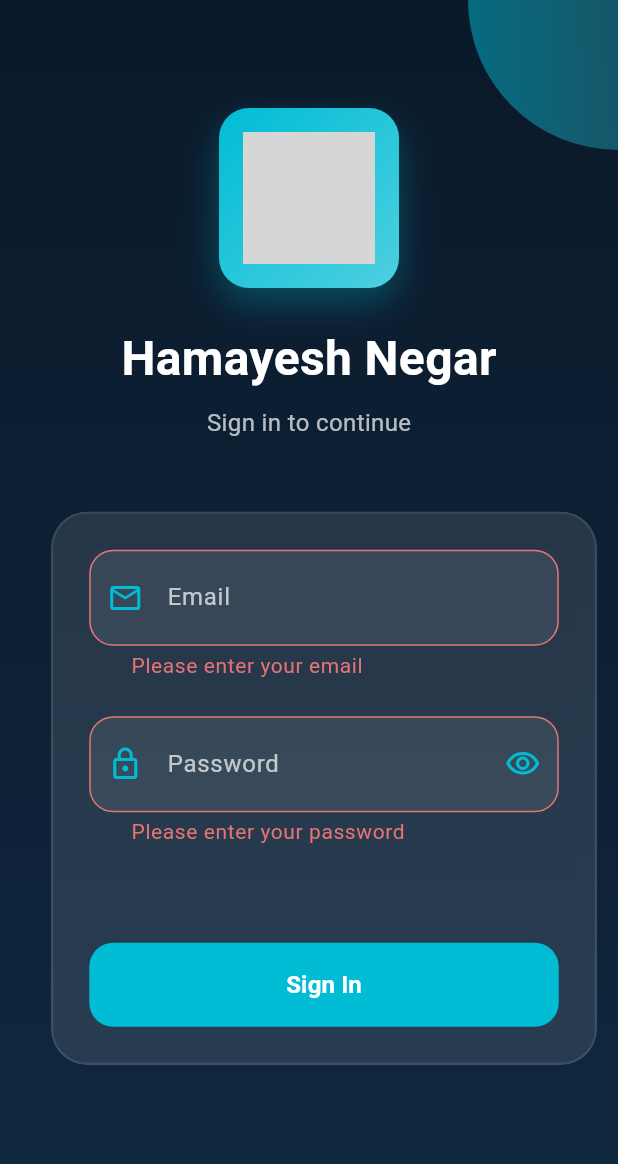
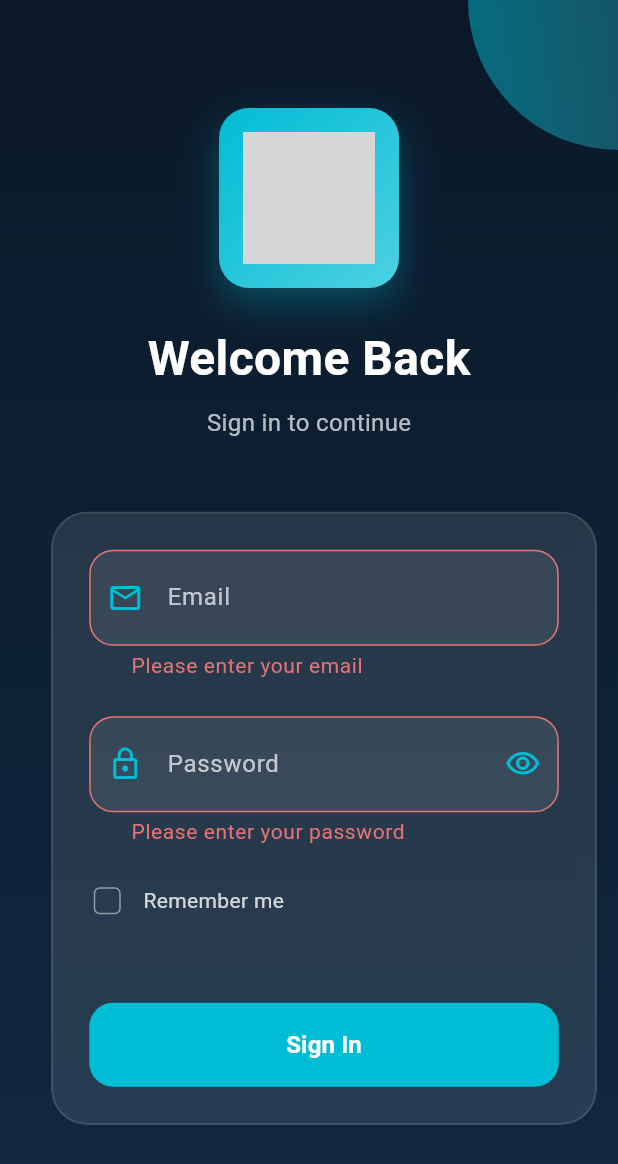
Before and after one commit to Hamayesh-Negar/Android, a Flutter app: the LoginScreen screen opened directly, after a tap on "Sign In", on a phone screen of 412 x 824 dp. Shown: the top 1164 px of the screen. Run offline on Flutter 3.47's test engine with Material 3 defaults, Android fonts, the phone set to English and light mode, and no system bars; our stand-ins replace connectivity_plus, dio, google_fonts, lottie, shared_preferences; accounts and stored records are empty; network calls fail; project files that could hold a hidden picture were left out; grey boxes are pictures that could not be loaded.

Commit message:
feat: add remember me feature for login

```diff
--- a/lib/main.dart
+++ b/lib/main.dart
@@ -1,12 +1,16 @@
 import 'package:flutter/material.dart';
 import 'package:provider/provider.dart';
+import 'package:shared_preferences/shared_preferences.dart';
 import 'services/network_service.dart';
 import 'screens/splash_screen.dart';
 
-void main() {
+void main() async {
+  WidgetsFlutterBinding.ensureInitialized();
+  final prefs = await SharedPreferences.getInstance();
   runApp(
     MultiProvider(
       providers: [
+        Provider<SharedPreferences>.value(value: prefs),
         ChangeNotifierProvider(create: (_) => NetworkService()),
       ],
       child: const MyApp(),
--- a/lib/screens/login_screen.dart
+++ b/lib/screens/login_screen.dart
@@ -1,6 +1,9 @@
 import 'package:flutter/material.dart';
 import 'package:lottie/lottie.dart';
+import 'package:provider/provider.dart';
+import 'package:shared_preferences/shared_preferences.dart';
 
+import '../services/storage_service.dart';
 import '../theme/app_theme.dart';
 import '../theme/glass_container.dart';
 
@@ -11,7 +14,8 @@ class LoginScreen extends StatefulWidget {
   State<LoginScreen> createState() => _LoginScreenState();
 }
 
-class _LoginScreenState extends State<LoginScreen> with TickerProviderStateMixin {
+class _LoginScreenState extends State<LoginScreen>
+    with TickerProviderStateMixin {
   final _formKey = GlobalKey<FormState>();
   final _emailController = TextEditingController();
   final _passwordController = TextEditingController();
@@ -20,10 +24,24 @@ class _LoginScreenState extends State<LoginScreen> with TickerProviderStateMixin
   bool _isLoading = false;
   bool _obscurePassword = true;
   String? _errorMessage;
+  bool _rememberMe = false;
+  late final StorageService _storage;
+
+  Future<void> _loadSavedData() async {
+    setState(() {
+      _rememberMe = _storage.getRememberMe();
+      if (_rememberMe) {
+        _emailController.text = _storage.getEmail() ?? '';
+      }
+    });
+  }
 
   @override
   void initState() {
     super.initState();
+    _storage = StorageService(context.read<SharedPreferences>());
+    _loadSavedData();
+
     _formController = AnimationController(
       vsync: this,
       duration: const Duration(milliseconds: 1000),
@@ -174,7 +192,7 @@ class _LoginScreenState extends State<LoginScreen> with TickerProviderStateMixin
               child: Column(
                 children: [
                   const SizedBox(height: 48),
-                  // Logo and Welcome Text
+
                   SlideTransition(
                     position: Tween<Offset>(
                       begin: const Offset(0, -0.5),
@@ -209,7 +227,7 @@ class _LoginScreenState extends State<LoginScreen> with TickerProviderStateMixin
                           ),
                           const SizedBox(height: 24),
                           const Text(
-                            'Hamayesh Negar',
+                            'Welcome Back',
                             style: TextStyle(
                               fontSize: 32,
                               fontWeight: FontWeight.bold,
@@ -253,7 +271,6 @@ class _LoginScreenState extends State<LoginScreen> with TickerProviderStateMixin
                             child: Column(
                               crossAxisAlignment: CrossAxisAlignment.stretch,
                               children: [
-                                // Email Field
                                 TextFormField(
                                   controller: _emailController,
                                   decoration: _getInputDecoration(
@@ -277,17 +294,12 @@ class _LoginScreenState extends State<LoginScreen> with TickerProviderStateMixin
                                 ),
                                 const SizedBox(height: 24),
 
-                                // Password Field
                                 TextFormField(
                                   controller: _passwordController,
                                   obscureText: _obscurePassword,
-                                  style: const TextStyle(
-                                    color: Colors.white,
-                                    fontSize: 16,
-                                  ),
                                   decoration: _getInputDecoration(
                                     labelText: 'Password',
-                                    prefixIcon: Icons.lock_outlined,
+                                    prefixIcon: Icons.lock_outline,
                                     suffixIcon: IconButton(
                                       icon: Icon(
                                         _obscurePassword
@@ -302,19 +314,64 @@ class _LoginScreenState extends State<LoginScreen> with TickerProviderStateMixin
                                       },
                                     ),
                                   ),
+                                  style: const TextStyle(
+                                    color: Colors.white,
+                                    fontSize: 16,
+                                  ),
                                   validator: (value) {
                                     if (value?.isEmpty ?? true) {
                                       return 'Please enter your password';
                                     }
-                                    if (value!.length < 4) {
-                                      return 'Password must be at least 4 characters';
+                                    if (value!.length < 6) {
+                                      return 'Password must be at least 6 characters';
                                     }
                                     return null;
                                   },
                                 ),
-                                const SizedBox(height: 32),
+                                const SizedBox(height: 24),
 
-                                // Error Message
+                                Row(
+                                  children: [
+                                    SizedBox(
+                                      height: 24,
+                                      width: 24,
+                                      child: Checkbox(
+                                        value: _rememberMe,
+                                        onChanged: (value) {
+                                          setState(() =>
+                                              _rememberMe = value ?? false);
+                                        },
+                                        fillColor: MaterialStateProperty
+                                            .resolveWith<Color>(
+                                          (states) {
+                                            if (states.contains(
+                                                MaterialState.selected)) {
+                                              return AppTheme.primaryColor;
+                                            }
+                                            return Colors.transparent;
+                                          },
+                                        ),
+                                        shape: RoundedRectangleBorder(
+                                          borderRadius:
+                                              BorderRadius.circular(4),
+                                        ),
+                                        side: BorderSide(
+                                          color: Colors.white.withOpacity(0.5),
+                                        ),
+                                      ),
+                                    ),
+                                    const SizedBox(width: 12),
+                                    Text(
+                                      'Remember me',
+                                      style: TextStyle(
+                                        color: Colors.white.withOpacity(0.8),
+                                        fontSize: 14,
+                                      ),
+                                    ),
+                                  ],
+                                ),
+                                const SizedBox(height: 24),
+
                                 if (_errorMessage != null)
                                   Container(
                                     padding: const EdgeInsets.symmetric(
```
